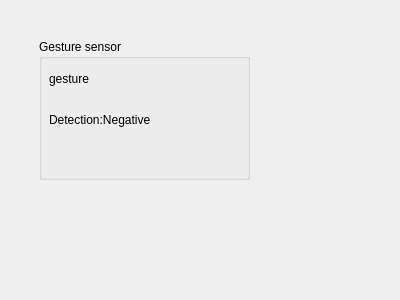
Above: server_pi/project/gesture.ui from sahanasadagopan/userloginproject before the change. Below: the same form after it.
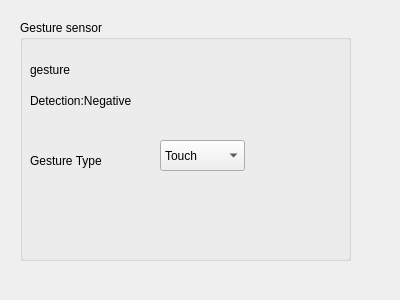
That is the form after the change.

```diff
--- a/server_pi/project/gesture.ui
+++ b/server_pi/project/gesture.ui
@@ -16,12 +16,15 @@
   <widget class="QGroupBox" name="groupBox">
    <property name="geometry">
     <rect>
-     <x>39</x>
-     <y>39</y>
-     <width>211</width>
-     <height>141</height>
+     <x>20</x>
+     <y>20</y>
+     <width>331</width>
+     <height>241</height>
     </rect>
    </property>
+   <property name="autoFillBackground">
+    <bool>true</bool>
+   </property>
    <property name="title">
     <string>Gesture sensor</string>
    </property>
@@ -29,11 +32,14 @@
     <property name="geometry">
      <rect>
       <x>10</x>
-      <y>30</y>
+      <y>40</y>
       <width>61</width>
       <height>20</height>
      </rect>
     </property>
+    <property name="autoFillBackground">
+     <bool>false</bool>
+    </property>
     <property name="text">
      <string>gesture</string>
     </property>
@@ -51,6 +57,47 @@
      <string>Detection:Negative</string>
     </property>
    </widget>
+   <widget class="QLabel" name="label_2">
+    <property name="geometry">
+     <rect>
+      <x>10</x>
+      <y>110</y>
+      <width>121</width>
+      <height>61</height>
+     </rect>
+    </property>
+    <property name="autoFillBackground">
+     <bool>false</bool>
+    </property>
+    <property name="text">
+     <string>Gesture Type</string>
+    </property>
+   </widget>
+   <widget class="QComboBox" name="comboBox">
+    <property name="geometry">
+     <rect>
+      <x>140</x>
+      <y>120</y>
+      <width>85</width>
+      <height>31</height>
+     </rect>
+    </property>
+    <item>
+     <property name="text">
+      <string>Touch</string>
+     </property>
+    </item>
+    <item>
+     <property name="text">
+      <string>Left Swipe</string>
+     </property>
+    </item>
+    <item>
+     <property name="text">
+      <string>Right Swipe</string>
+     </property>
+    </item>
+   </widget>
   </widget>
  </widget>
  <resources/>
```
